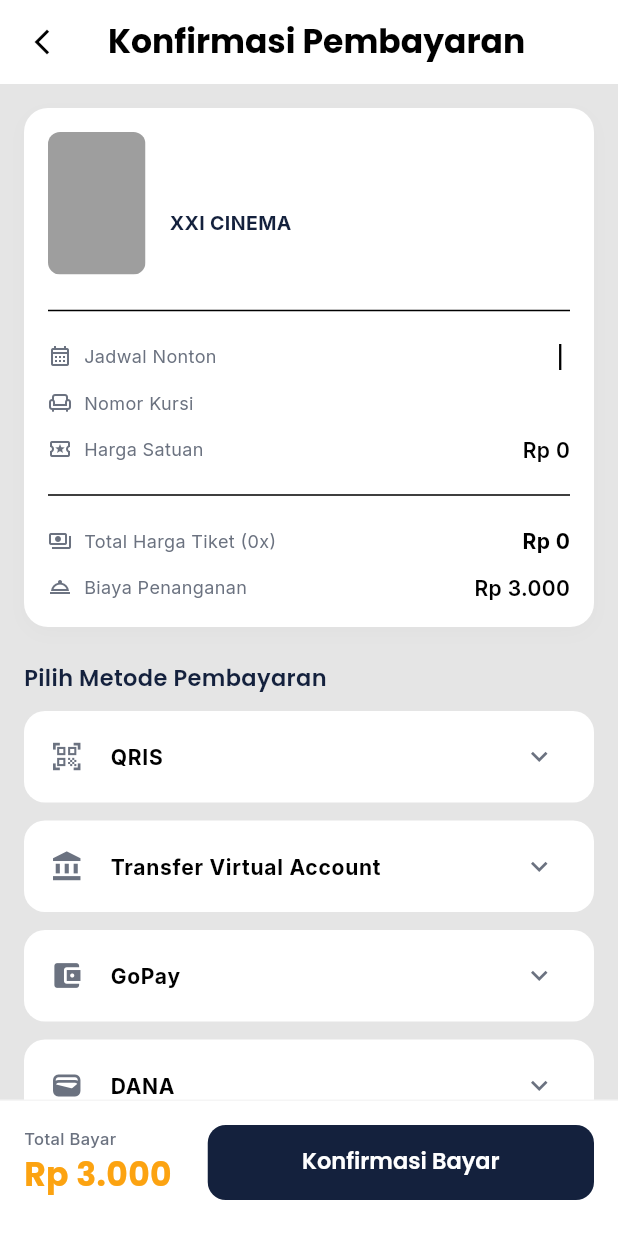
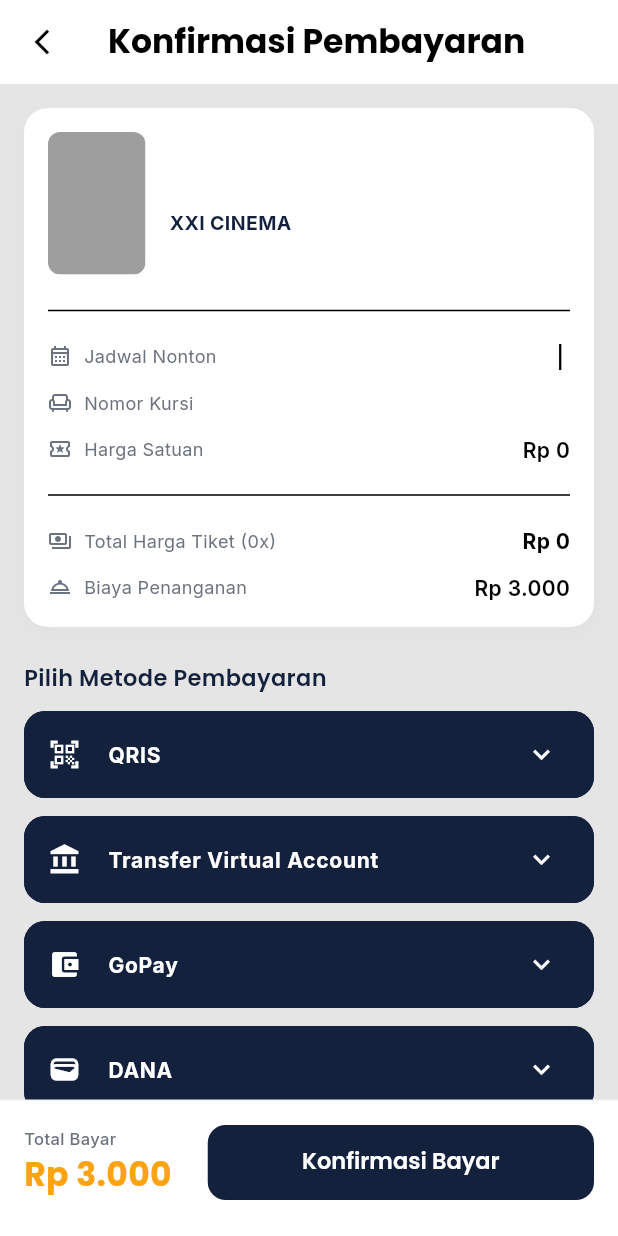
Before and after one commit to darelllien/movie_app_flutter, a Flutter app: the CheckoutPage screen opened directly with sample values from the repository, on a phone screen of 412 x 824 dp. Run offline on Flutter 3.47's test engine with Material 3 defaults, Android fonts, the phone set to English and light mode, and no system bars; our stand-ins replace carousel_slider, flutter_dotenv, google_fonts, image_picker, shared_preferences; accounts and stored records are empty; network calls fail.

Commit message:
Update checkout_page.dart
- color dropdown update

```diff
--- a/movie_app/lib/screens/history/checkout_page.dart
+++ b/movie_app/lib/screens/history/checkout_page.dart
@@ -415,18 +415,26 @@ class _CheckoutPageState extends State<CheckoutPage> {
 
         return Container(
           margin: const EdgeInsets.only(bottom: 12),
+          clipBehavior: Clip.antiAlias, // Penting agar background putih konten tidak menutupi border melengkung
           decoration: BoxDecoration(
+            color: AppColors.primary, // Background header warna primer
+            borderRadius: BorderRadius.circular(14),
+            boxShadow: [
+              if (isSelected)
+                BoxShadow(
                   // ignore: deprecated_member_use
-            color: isSelected ? AppColors.base.withOpacity(0.12) : Colors.white,
-            borderRadius: BorderRadius.circular(14),
-            border: Border.all(
-              color: isSelected ? AppColors.primary : Colors.transparent,
-              width: isSelected ? 2.0 : 1.5,
-            ),
+                  color: AppColors.primary.withOpacity(0.3),
+                  blurRadius: 8,
+                  offset: const Offset(0, 4),
+                )
+            ],
           ),
           child: Theme(
             data: Theme.of(context).copyWith(dividerColor: Colors.transparent),
             child: ExpansionTile(
+              // Menyesuaikan warna header saat collapse maupun expand
+              backgroundColor: AppColors.primary,
+              collapsedBackgroundColor: AppColors.primary,
               onExpansionChanged: (expanded) {
                 setState(() {
                   _selectedMethodId = method.id;
@@ -435,27 +443,33 @@ class _CheckoutPageState extends State<CheckoutPage> {
               },
               leading: Icon(
                 method.icon,
-                color: isSelected ? AppColors.primary : AppColors.textSecondary,
+                color: Colors.white, // Ikon warna putih
                 size: 22,
               ),
               title: Text(
                 method.name,
                 style: AppTextStyles.bodyMedium.copyWith(
                   fontWeight: FontWeight.bold,
-                  color: isSelected ? AppColors.primary : AppColors.textPrimary,
+                  color: Colors.white, // Tulisan header warna putih
                 ),
               ),
-              trailing: Icon(
+              trailing: const Icon(
                 Icons.keyboard_arrow_down,
                 size: 22,
-                color: isSelected ? AppColors.primary : AppColors.textSecondary,
+                color: Colors.white, // Ikon panah putih
               ),
+              // AREA KONTEN DROPDOWN
+              children: [
+                Container(
+                  width: double.infinity,
+                  color: Colors.white, // Background tulisan pada dropdown warna putih
+                  child: Column(
                     children: [
                       if (isFolder)
                         Padding(
                           padding: const EdgeInsets.symmetric(
                             horizontal: 12,
-                      vertical: 4,
+                            vertical: 8,
                           ),
                           child: Column(
                             children: method.subBanks!.map((bank) {
@@ -471,14 +485,12 @@ class _CheckoutPageState extends State<CheckoutPage> {
                                   border: Border.all(
                                     color: isBankSelected
                                         ? AppColors.primary
-                                  : Colors.grey[200]!,
+                                        : Colors.grey[300]!,
                                     width: isBankSelected ? 2.0 : 1.0,
                                   ),
                                 ),
                                 child: Theme(
-                            data: Theme.of(
-                              context,
-                            ).copyWith(dividerColor: Colors.transparent),
+                                  data: Theme.of(context).copyWith(dividerColor: Colors.transparent),
                                   child: ExpansionTile(
                                     onExpansionChanged: (expanded) {
                                       if (expanded) {
@@ -492,30 +504,22 @@ class _CheckoutPageState extends State<CheckoutPage> {
                                         fontWeight: FontWeight.bold,
                                         color: isBankSelected
                                             ? AppColors.primary
-                                      : Colors.black87,
+                                            : Colors.black, // Tulisan biasa hitam
                                       ),
                                     ),
                                     children: [
                                       Container(
                                         width: double.infinity,
-                                  padding: const EdgeInsets.fromLTRB(
-                                    16,
-                                    0,
-                                    16,
-                                    14,
-                                  ),
+                                        padding: const EdgeInsets.fromLTRB(16, 0, 16, 14),
                                         child: Column(
-                                    crossAxisAlignment:
-                                        CrossAxisAlignment.start,
+                                          crossAxisAlignment: CrossAxisAlignment.start,
                                           children: bank.instructions.map((step) {
                                             return Padding(
-                                        padding: const EdgeInsets.only(
-                                          bottom: 4,
-                                        ),
+                                              padding: const EdgeInsets.only(bottom: 4),
                                               child: Text(
                                                 step,
                                                 style: AppTextStyles.caption.copyWith(
-                                            color: AppColors.textSecondary,
+                                                  color: Colors.black87, // Tulisan instruksi hitam
                                                   height: 1.4,
                                                 ),
                                               ),
@@ -533,7 +537,7 @@ class _CheckoutPageState extends State<CheckoutPage> {
                       else if (method.mainInstructions != null)
                         Container(
                           width: double.infinity,
-                    padding: const EdgeInsets.fromLTRB(16, 4, 16, 16),
+                          padding: const EdgeInsets.fromLTRB(16, 16, 16, 20),
                           child: Column(
                             crossAxisAlignment: CrossAxisAlignment.start,
                             children: method.mainInstructions!.map((step) {
@@ -542,13 +546,16 @@ class _CheckoutPageState extends State<CheckoutPage> {
                                 child: Text(
                                   step,
                                   style: AppTextStyles.caption.copyWith(
-                              color: AppColors.textSecondary,
+                                    color: Colors.black, // Tulisan instruksi biasa hitam
                                     height: 1.4,
-                              fontSize: 11,
+                                    fontSize: 12,
                                   ),
                                 ),
                               );
                             }).toList(),
+                          ),
+                        ),
+                    ],
                   ),
                 ),
               ],
```
Lines whose indentation alone changed are shown as unchanged.
